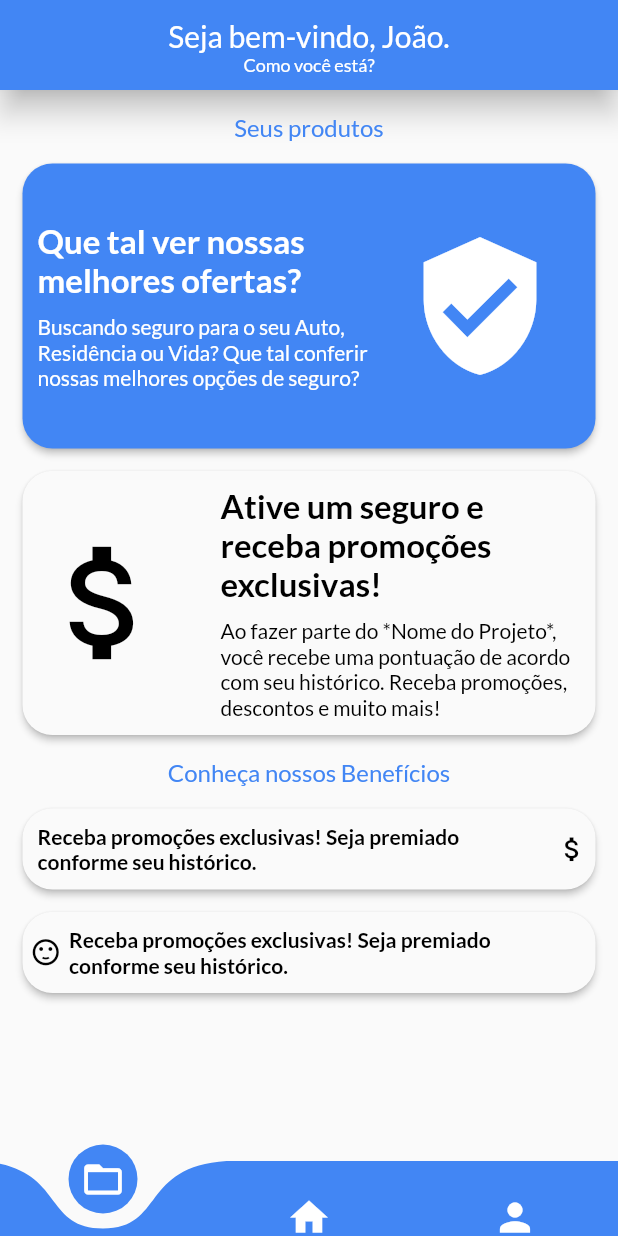
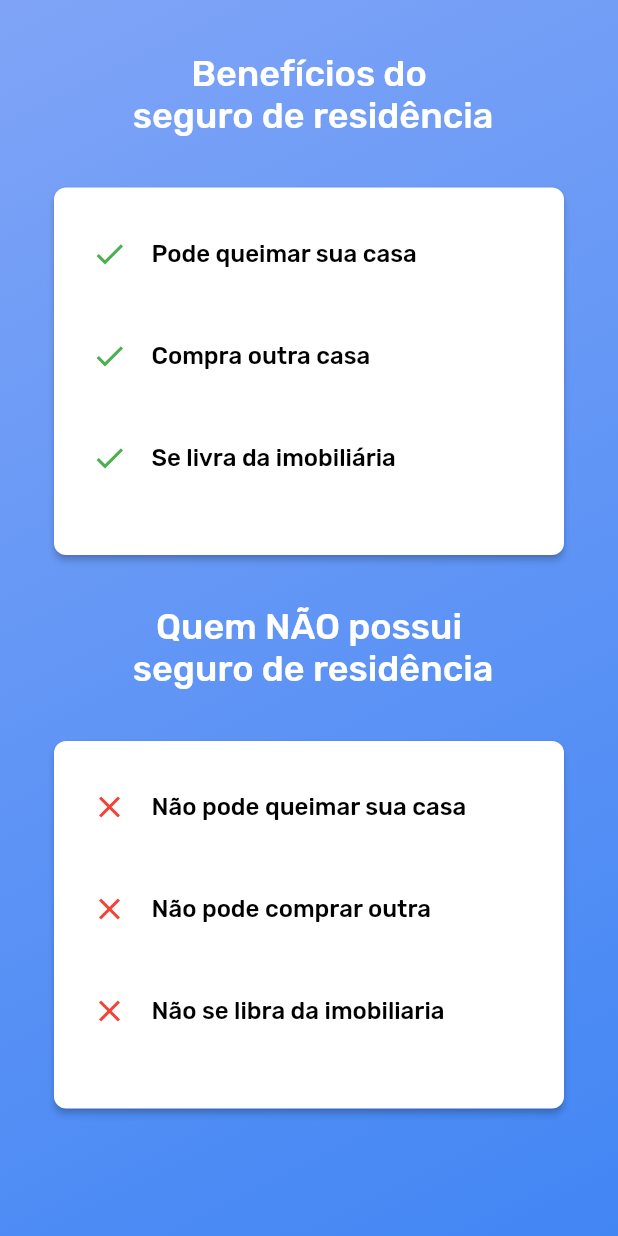
Before and after one commit to gutovesco/hackagr1d-mobile, a Flutter app: the Home screen opened directly, after a tap on "Ative um seguro e receba promoções exclu", on a phone screen of 412 x 824 dp. Run offline on Flutter 3.47's test engine with Material 2 defaults, Android fonts, the phone set to English and light mode, and no system bars; drawn by our look-alikes of curved_navigation_bar; our stand-ins replace flutter_screenutil, font_awesome_flutter, google_fonts.

Commit message:
infortmation page

```diff
--- /dev/null
+++ b/lib/src/screens/home/components/information.dart
@@ -0,0 +1,345 @@
+
+import 'package:flutter/material.dart';
+import 'package:flutter/services.dart';
+import 'package:font_awesome_flutter/font_awesome_flutter.dart';
+
+class InformationPage extends StatefulWidget {
+  InformationPage({Key key}) : super(key: key);
+
+  @override
+  _InformationPageState createState() => new _InformationPageState();
+}
+
+class _InformationPageState extends State<InformationPage>
+    with SingleTickerProviderStateMixin {
+  final GlobalKey<ScaffoldState> _scaffoldKey = new GlobalKey<ScaffoldState>();
+
+  final FocusNode myFocusNodeEmailLogin = FocusNode();
+  final FocusNode myFocusNodePasswordLogin = FocusNode();
+
+  final FocusNode myFocusNodePassword = FocusNode();
+  final FocusNode myFocusNodeEmail = FocusNode();
+  final FocusNode myFocusNodeName = FocusNode();
+
+  TextEditingController loginEmailController = new TextEditingController();
+  TextEditingController loginPasswordController = new TextEditingController();
+
+  bool _obscureTextLogin = true;
+  bool _obscureTextSignup = true;
+  bool _obscureTextSignupConfirm = true;
+
+  TextEditingController signupEmailController = new TextEditingController();
+  TextEditingController signupCnpjController = new TextEditingController();
+  TextEditingController signupNameController = new TextEditingController();
+  TextEditingController signupPasswordController = new TextEditingController();
+  TextEditingController signupConfirmPasswordController =
+      new TextEditingController();
+
+  PageController _pageController;
+
+  Color left = Colors.black;
+  Color right = Colors.white;
+
+  @override
+  Widget build(BuildContext context) {
+    return new Scaffold(
+      key: _scaffoldKey,
+      body: NotificationListener<OverscrollIndicatorNotification>(
+        onNotification: (overscroll) {
+          overscroll.disallowGlow();
+        },
+        child: SingleChildScrollView(
+          child: Container(
+            width: MediaQuery.of(context).size.width,
+            height: MediaQuery.of(context).size.height >= 745.0
+                ? MediaQuery.of(context).size.height
+                : 775.0,
+            decoration: new BoxDecoration(
+              gradient: new LinearGradient(
+                  colors: [
+                    Color(0xff7FA4F7), Color(0xff4286F4)
+                  ],
+                  begin: const FractionalOffset(0.0, 0.0),
+                  end: const FractionalOffset(1.0, 1.0),
+                  stops: [0.0, 1.0],
+                  tileMode: TileMode.clamp),
+            ),
+            child: Column(
+              mainAxisSize: MainAxisSize.max,
+              children: <Widget>[
+                Padding(
+                  padding: EdgeInsets.only(top: 35.0),
+                ),
+                Center(
+                  child: Text('Benefícios do \n seguro de residência',
+                  textAlign: TextAlign.center,
+                  style: TextStyle(
+                    fontFamily: 'Rubik',
+                    fontSize: 24,
+                    color: Colors.white
+                  ),
+                  ),
+                  ),
+                   SizedBox(height: 30),
+                Expanded(
+                  flex: 2,
+                  child: PageView(
+                    controller: _pageController,
+                    onPageChanged: (i) {
+                      if (i == 0) {
+                        setState(() {
+                          right = Colors.white;
+                          left = Colors.black;
+                        });
+                      } else if (i == 1) {
+                        setState(() {
+                          right = Colors.black;
+                          left = Colors.white;
+                        });
+                      }
+                    },
+                    children: <Widget>[
+
+                      new Container(
+                        child: _buildSignUp(context),
+                      ),
+                    ],
+                  ),
+                ),
+              ],
+            ),
+          ),
+        ),
+      ),
+    );
+  }
+
+  @override
+  void dispose() {
+    myFocusNodePassword.dispose();
+    myFocusNodeEmail.dispose();
+    myFocusNodeName.dispose();
+    _pageController?.dispose();
+    super.dispose();
+  }
+
+  @override
+  void initState() {
+    super.initState();
+
+    SystemChrome.setPreferredOrientations([
+      DeviceOrientation.portraitUp,
+      DeviceOrientation.portraitDown,
+    ]);
+
+    _pageController = PageController();
+  }
+
+  void showInSnackBar(String value) {
+    FocusScope.of(context).requestFocus(new FocusNode());
+    _scaffoldKey.currentState?.removeCurrentSnackBar();
+    _scaffoldKey.currentState.showSnackBar(new SnackBar(
+      content: new Text(
+        value,
+        textAlign: TextAlign.center,
+        style: TextStyle(
+            color: Colors.white, fontSize: 16.0, fontFamily: "Rubik"),
+      ),
+      backgroundColor: Colors.blue,
+      duration: Duration(seconds: 3),
+    ));
+  }
+
+
+  Widget _buildSignUp(BuildContext context) {
+    return SingleChildScrollView(
+      child: Container(
+      child: Column(
+        children: <Widget>[
+          Stack(
+            alignment: Alignment.topCenter,
+            overflow: Overflow.visible,
+            children: <Widget>[
+              Card(
+                elevation: 2.0,
+                color: Colors.white,
+                shape: RoundedRectangleBorder(
+                  borderRadius: BorderRadius.circular(8.0),
+                ),
+                child: Container(
+                  width: 340.0,
+                  height: 245.0,
+                  child: Column(
+                    children: <Widget>[
+                      Padding(
+                        padding: EdgeInsets.only(
+                            top: 20.0, left: 25.0, right: 25.0),
+                        child: TextField(
+                          readOnly: true,
+                          style: TextStyle(
+                              fontFamily: "Rubik",
+                              fontSize: 16.0,
+                              color: Colors.black),
+                          decoration: InputDecoration(
+                            border: InputBorder.none,
+                            icon: Icon(
+                              Icons.check,
+                              color: Colors.green,
+                            ),
+                            hintText: "Pode queimar sua casa",
+                            hintStyle: TextStyle(
+                                fontFamily: "Rubik", fontSize: 16.0, color: Colors.black),
+                          ),
+                        ),
+                      ),
+                       Padding(
+                        padding: EdgeInsets.only(
+                            top: 20.0, left: 25.0, right: 25.0),
+                        child: TextField(
+                          readOnly: true,
+                          style: TextStyle(
+                              fontFamily: "Rubik",
+                              fontSize: 16.0,
+                              color: Colors.black),
+                          decoration: InputDecoration(
+                            border: InputBorder.none,
+                            icon: Icon(
+                              Icons.check,
+                              color: Colors.green,
+                            ),
+                            hintText: "Compra outra casa",
+                            hintStyle: TextStyle(
+                                fontFamily: "Rubik", fontSize: 16.0, color: Colors.black),
+                          ),
+                        ),
+                      ),
+                      Padding(
+                        padding: EdgeInsets.only(
+                            top: 20.0, left: 25.0, right: 25.0),
+                        child: TextField(
+                          readOnly: true,
+                          style: TextStyle(
+                              fontFamily: "Rubik",
+                              fontSize: 16.0,
+                              color: Colors.black),
+                          decoration: InputDecoration(
+                            border: InputBorder.none,
+                            icon: Icon(
+                              Icons.check,
+                              color: Colors.green,
+                            ),
+                            hintText: "Se livra da imobiliária",
+                            hintStyle: TextStyle(
+                                fontFamily: "Rubik", fontSize: 16.0, color: Colors.black),
+                          ),
+                        ),
+                      ),
+                    ],
+                  ),
+                ),
+              ),
+            ],
+          ),
+                  SizedBox(height: 30),
+                  Center(
+                  child: Text('Quem NÃO possui \n seguro de residência',
+                  textAlign: TextAlign.center,
+                  style: TextStyle(
+                    fontFamily: 'Rubik',
+                    fontSize: 24,
+                    color: Colors.white
+                  ),
+                  ),
+                  ),
+                   SizedBox(height: 30),
+
+                  Stack(
+            alignment: Alignment.topCenter,
+            overflow: Overflow.visible,
+            children: <Widget>[
+              Card(
+                elevation: 2.0,
+                color: Colors.white,
+                shape: RoundedRectangleBorder(
+                  borderRadius: BorderRadius.circular(8.0),
+                ),
+                child: Container(
+                  width: 340.0,
+                  height: 245.0,
+                  child: Column(
+                    children: <Widget>[
+                      Padding(
+                        padding: EdgeInsets.only(
+                            top: 20.0, left: 25.0, right: 25.0),
+                        child: TextField(
+                          readOnly: true,
+                          style: TextStyle(
+                              fontFamily: "Rubik",
+                              fontSize: 16.0,
+                              color: Colors.black),
+                          decoration: InputDecoration(
+                            border: InputBorder.none,
+                            icon: Icon(
+                              Icons.close,
+                              color: Colors.red,
+                            ),
+                            hintText: "Não pode queimar sua casa",
+                            hintStyle: TextStyle(
+                                fontFamily: "Rubik", fontSize: 16.0, color: Colors.black),
+                          ),
+                        ),
+                      ),
+                       Padding(
+                        padding: EdgeInsets.only(
+                            top: 20.0, left: 25.0, right: 25.0),
+                        child: TextField(
+                          readOnly: true,
+                          style: TextStyle(
+                              fontFamily: "Rubik",
+                              fontSize: 16.0,
+                              color: Colors.black),
+                          decoration: InputDecoration(
+                            border: InputBorder.none,
+                            icon: Icon(
+                              Icons.close,
+                              color: Colors.red,
+                            ),
+                            hintText: "Não pode comprar outra",
+                            hintStyle: TextStyle(
+                                fontFamily: "Rubik", fontSize: 16.0, color: Colors.black),
+                          ),
+                        ),
+                      ),
+                      Padding(
+                        padding: EdgeInsets.only(
+                            top: 20.0, left: 25.0, right: 25.0),
+                        child: TextField(
+                          readOnly: true,
+                          style: TextStyle(
+                              fontFamily: "Rubik",
+                              fontSize: 16.0,
+                              color: Colors.black),
+                          decoration: InputDecoration(
+                            border: InputBorder.none,
+                            icon: Icon(
+                              Icons.close,
+                              color: Colors.red,
+                            ),
+                            hintText: "Não se libra da imobiliaria",
+                            hintStyle: TextStyle(
+                                fontFamily: "Rubik", fontSize: 16.0, color: Colors.black),
+                          ),
+                        ),
+                      ),
+                    ],
+                  ),
+                ),
+              ),
+            ],
+          ),
+        ]
+      ),
+      ),
+    );
+  }
+    }
--- a/lib/src/screens/home/home.dart
+++ b/lib/src/screens/home/home.dart
@@ -4,6 +4,7 @@ import 'package:teste_nottest/src/screens/home/components/card_produto/card_1.da
 import 'package:teste_nottest/src/screens/home/components/card_produto/card_2.dart';
 import 'package:teste_nottest/src/screens/home/components/card_produto/card_beneficios/card_beneficio_1.dart';
 import 'package:teste_nottest/src/screens/home/components/card_produto/card_beneficios/card_beneficio_2.dart';
+import 'package:teste_nottest/src/screens/home/components/information.dart';
 import 'package:teste_nottest/src/screens/home/components/rewards.dart';
 
 class Home extends StatefulWidget {
@@ -69,7 +70,11 @@ class _HomeState extends State<Home> {
             context, MaterialPageRoute(builder: (context) => BenefitsPage()));
       },
                   ),
-                  GestureDetector(child: Card2(), onTap: (){},),
+                  GestureDetector(child: Card2(),
+                  onTap: (){
+        Navigator.push(
+            context, MaterialPageRoute(builder: (context) => InformationPage()));
+      },),
                   Container(
                     margin: EdgeInsets.all(15),
                     child: Text(
--- a/pubspec.yaml
+++ b/pubspec.yaml
@@ -26,6 +26,7 @@ dependencies:
   google_fonts: ^0.3.5
   curved_navigation_bar: ^0.3.1
   flutter_screenutil: ^1.0.2
+  font_awesome_flutter: ^8.0.1
 
 dev_dependencies:
   flutter_test:
```
Also changed, not shown: pubspec.lock.
